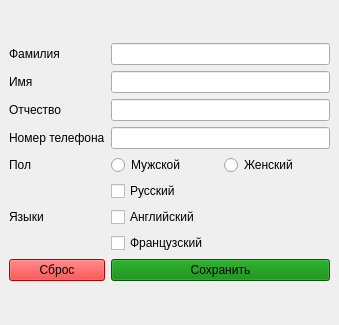
Before: the Qt Designer form QTprojects/LAB4/mainwindow.ui in S3nyan/Projects, drawn with Qt 5.
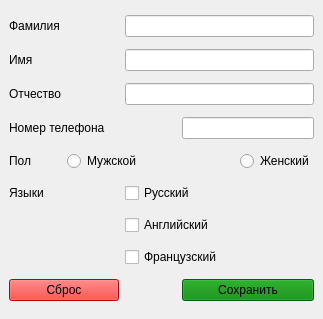
After: the same form once the commit is applied.

Patch:
```diff
--- a/QTprojects/LAB4/mainwindow.ui
+++ b/QTprojects/LAB4/mainwindow.ui
@@ -6,22 +6,20 @@
    <rect>
     <x>0</x>
     <y>0</y>
-    <width>339</width>
-    <height>325</height>
+    <width>323</width>
+    <height>319</height>
    </rect>
   </property>
   <widget class="QWidget" name="centralwidget">
-   <layout class="QGridLayout" name="gridLayout_2">
-    <item row="0" column="0">
      <layout class="QGridLayout" name="gridLayout">
-      <item row="0" column="0">
+    <item row="0" column="0" colspan="2">
        <widget class="QLabel" name="label">
         <property name="text">
          <string>Фамилия</string>
         </property>
        </widget>
       </item>
-      <item row="0" column="1">
+    <item row="0" column="2" colspan="3">
        <widget class="QLineEdit" name="surnameEdit"/>
       </item>
       <item row="1" column="0">
@@ -31,27 +29,27 @@
         </property>
        </widget>
       </item>
-      <item row="1" column="1">
+    <item row="1" column="2" colspan="3">
        <widget class="QLineEdit" name="nameEdit"/>
       </item>
-      <item row="2" column="0">
+    <item row="2" column="0" colspan="2">
        <widget class="QLabel" name="label_3">
         <property name="text">
          <string>Отчество</string>
         </property>
        </widget>
       </item>
-      <item row="2" column="1">
+    <item row="2" column="2" colspan="3">
        <widget class="QLineEdit" name="patronymicEdit"/>
       </item>
-      <item row="3" column="0">
+    <item row="3" column="0" colspan="3">
        <widget class="QLabel" name="label_4">
         <property name="text">
          <string>Номер телефона</string>
         </property>
        </widget>
       </item>
-      <item row="3" column="1">
+    <item row="3" column="3" colspan="2">
        <widget class="QLineEdit" name="phoneEdit"/>
       </item>
       <item row="4" column="0">
@@ -61,24 +59,20 @@
         </property>
        </widget>
       </item>
-      <item row="4" column="1">
-       <layout class="QHBoxLayout" name="_2">
-        <item>
+    <item row="4" column="1" colspan="3">
          <widget class="QRadioButton" name="radioMale">
           <property name="text">
            <string>Мужской</string>
           </property>
          </widget>
         </item>
-        <item>
+    <item row="4" column="4">
          <widget class="QRadioButton" name="radioFemale">
           <property name="text">
            <string>Женский</string>
           </property>
          </widget>
         </item>
-       </layout>
-      </item>
       <item row="5" column="0">
        <widget class="QLabel" name="label_6">
         <property name="text">
@@ -86,32 +80,28 @@
         </property>
        </widget>
       </item>
-      <item row="5" column="1">
-       <layout class="QVBoxLayout" name="_3">
-        <item>
+    <item row="5" column="2" colspan="3">
          <widget class="QCheckBox" name="checkRussian">
           <property name="text">
            <string>Русский</string>
           </property>
          </widget>
         </item>
-        <item>
+    <item row="6" column="2" colspan="3">
          <widget class="QCheckBox" name="checkEnglish">
           <property name="text">
            <string>Английский</string>
           </property>
          </widget>
         </item>
-        <item>
+    <item row="7" column="2" colspan="3">
          <widget class="QCheckBox" name="checkFrench">
           <property name="text">
            <string>Французский</string>
           </property>
          </widget>
         </item>
-       </layout>
-      </item>
-      <item row="6" column="0">
+    <item row="8" column="0" colspan="2">
        <widget class="QPushButton" name="resetButton">
         <property name="styleSheet">
          <string>background-color: red;</string>
@@ -121,7 +111,7 @@
         </property>
        </widget>
       </item>
-      <item row="6" column="1">
+    <item row="8" column="3" colspan="2">
        <widget class="QPushButton" name="saveButton">
         <property name="styleSheet">
          <string>background-color: green;</string>
@@ -130,8 +120,6 @@
          <string>Сохранить</string>
         </property>
        </widget>
-      </item>
-     </layout>
     </item>
    </layout>
   </widget>
```
Lines whose indentation alone changed are shown as unchanged.
